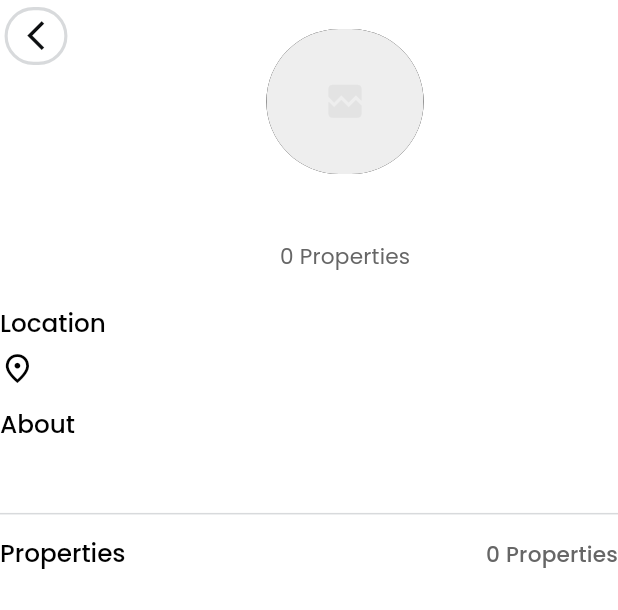
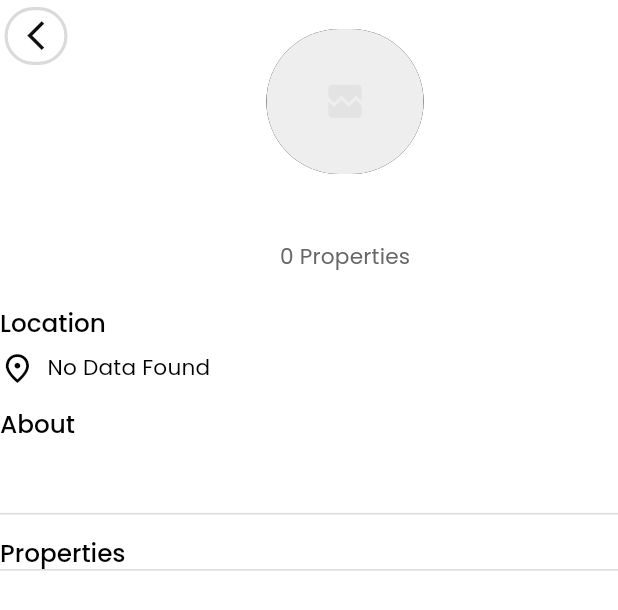
Before and after one commit to HusseinMohamed99/SystemPro, a Flutter app: the GetSourceProfileSuccess widget shown alone on an empty page, opened directly with empty values, on a phone screen of 412 x 824 dp. Shown: the top 610 px of the screen. Run offline on Flutter 3.47's test engine with Material 3 defaults, Android fonts, the phone set to English and light mode, and no system bars; our stand-ins replace bloc, cached_network_image, dio, firebase_core, flutter_animate, flutter_bloc and 13 more; accounts and stored records are empty; generated files the repository leaves out were written again; network calls fail.

Commit message:
refactor(CompanyProfile): improve widget structure and accessibility
- Remove unused PropertiesWidget and inline its functionality
- Enhance LocationWidget with semantics, tooltip, and overflow handling
- Reorganize GetSourceProfileSuccess layout for better readability
- Add documentation comments for better code understanding

```diff
--- a/lib/features/CompanyProfile/ui/widgets/get_source_profile_success.dart
+++ b/lib/features/CompanyProfile/ui/widgets/get_source_profile_success.dart
@@ -13,11 +13,10 @@ import 'package:system_pro/core/widgets/indicators/custom_loading_indicator.dart
 import 'package:system_pro/features/CompanyProfile/data/model/realestate_source.dart';
 import 'package:system_pro/features/CompanyProfile/ui/widgets/about_real_estate_widget.dart';
 import 'package:system_pro/features/CompanyProfile/ui/widgets/location_widget.dart';
-import 'package:system_pro/features/CompanyProfile/ui/widgets/properties_widget.dart';
 import 'package:system_pro/features/Home/data/model/realestate/listing.dart';
 import 'package:system_pro/features/Home/ui/real_estate_widget/real_estate_sliver_list.dart';
 
-/// Widget to display a source profile view for either a company or marketer
+/// Widget to display a source profile (either company or marketer)
 class GetSourceProfileSuccess extends StatelessWidget {
   const GetSourceProfileSuccess({
     super.key,
@@ -39,7 +38,7 @@ class GetSourceProfileSuccess extends StatelessWidget {
     return Column(
       crossAxisAlignment: CrossAxisAlignment.start,
       children: [
-        // Profile header
+        // 🟦 Profile Header Section
         Row(
           crossAxisAlignment: CrossAxisAlignment.start,
           mainAxisAlignment: MainAxisAlignment.center,
@@ -49,6 +48,7 @@ class GetSourceProfileSuccess extends StatelessWidget {
               child: Column(
                 children: [
                   verticalSpacing(kSpacingLarge),
+                  // Profile Picture Circle
                   Container(
                     width: 100.w,
                     height: 100.h,
@@ -60,13 +60,14 @@ class GetSourceProfileSuccess extends StatelessWidget {
                       borderRadius: BorderRadius.circular(320),
                       child: CustomCachedNetworkImageWidget(
                         imageURL: realEstateSource.pictureUrl ?? '',
-                        height: 32.h,
+                        height: 100.h,
                         width: 100.w,
                         fit: BoxFit.fill,
                       ),
                     ),
                   ),
                   verticalSpacing(kSpacingDefault),
+                  // Name Text
                   Text(
                     realEstateSource.name ?? '',
                     style: context.titleLarge?.copyWith(
@@ -74,6 +75,7 @@ class GetSourceProfileSuccess extends StatelessWidget {
                     ),
                   ),
                   verticalSpacing(kSpacingSmall),
+                  // Property count Text
                   Text(
                     '${realEstateSourceListings.length} ${context.localization.properties}',
                     style: context.titleMedium?.copyWith(
@@ -90,32 +92,39 @@ class GetSourceProfileSuccess extends StatelessWidget {
             ),
           ],
         ),
+
         verticalSpacing(kSpacingXLarge),
+        // 📍 Location Info
+        LocationWidget(location: realEstateSource.address ?? ''),
 
-        // Scrollable content including location, about, and listings
+        verticalSpacing(kSpacingDefault),
+
+        // 📄 About/Bio
+        AboutRealEstateWidget(description: realEstateSource.bio ?? ''),
+        verticalSpacing(kSpacingLarge),
+
+        // ─ Divider
+        const AdaptiveDivider(),
+        verticalSpacing(kSpacingDefault),
+
+        // 🏠 Properties Count
+        Text(
+          context.localization.properties,
+          style: context.titleLarge?.copyWith(
+            fontWeight: FontWeightHelper.medium,
+          ),
+        ),
+        const AdaptiveDivider(), verticalSpacing(kSpacingDefault),
+
+        // 🟦 Scrollable Profile Details Section
         Expanded(
           child: CustomScrollView(
             controller: scrollController,
             slivers: [
-              SliverToBoxAdapter(
-                child: LocationWidget(location: realEstateSource.address ?? ''),
-              ),
-              SliverToBoxAdapter(child: verticalSpacing(kSpacingDefault)),
-              SliverToBoxAdapter(
-                child: AboutRealEstateWidget(description: realEstateSource.bio ?? ''),
-              ),
-              SliverToBoxAdapter(child: verticalSpacing(kSpacingLarge)),
-              const SliverToBoxAdapter(child: AdaptiveDivider()),
-              SliverToBoxAdapter(child: verticalSpacing(kSpacingDefault)),
-              SliverToBoxAdapter(
-                child: PropertiesWidget(
-                  propertyLength: realEstateSourceListings.length.toString(),
-                ),
-              ),
-              SliverToBoxAdapter(child: verticalSpacing(kSpacingDefault)),
+              // 🏘 Real Estate Listings
               RealEstateSliverList(listings: realEstateSourceListings),
 
-              // Loading indicator when fetching more results
+              // 🔄 Loader if loading more items
               if (isLoadingMore)
                 SliverToBoxAdapter(
                   child: Center(
--- a/lib/features/CompanyProfile/ui/widgets/location_widget.dart
+++ b/lib/features/CompanyProfile/ui/widgets/location_widget.dart
@@ -7,14 +7,23 @@ import 'package:system_pro/core/helpers/responsive/spacing.dart';
 import 'package:system_pro/core/theming/colorsManager/color_manager.dart';
 import 'package:system_pro/core/theming/styleManager/font_weight.dart';
 
+/// A widget that displays the location of a real estate source
+/// (either a company or marketer) with localization and adaptive theming.
+/// Includes an icon, label, and the address string.
 class LocationWidget extends StatelessWidget {
   const LocationWidget({super.key, required this.location});
+
+  /// The location string to be displayed.
   final String location;
+
   @override
   Widget build(BuildContext context) {
-    return Column(
+    return Semantics(
+      label: '${context.localization.location}: $location',
+      child: Column(
         crossAxisAlignment: CrossAxisAlignment.start,
         children: [
+          // Location title (e.g., "Location")
           Text(
             context.localization.location,
             style: context.titleLarge?.copyWith(
@@ -22,9 +31,15 @@ class LocationWidget extends StatelessWidget {
             ),
           ),
           verticalSpacing(kSpacingSmall),
+
+          // Row containing icon and location text
           Row(
+            crossAxisAlignment: CrossAxisAlignment.start,
             children: [
-            Icon(
+              // Location icon with tooltip
+              Tooltip(
+                message: context.localization.location,
+                child: Icon(
                   Icons.place_outlined,
                   color: AdaptiveColor.adaptiveColor(
                     context: context,
@@ -33,15 +48,26 @@ class LocationWidget extends StatelessWidget {
                   ),
                   size: kIconSizeDefault.sp,
                 ),
-            Text(
-              location,
+              ),
+              horizontalSpacing (kSpacingSmall ),
+
+              // Location text with overflow handling
+              Flexible(
+                child: Text(
+                  location.isEmpty
+                      ? context.localization.no_data_found
+                      : location,
                   style: context.titleMedium?.copyWith(
                     fontWeight: FontWeightHelper.regular,
+                  ),
+                  maxLines: 2,
+                  overflow: TextOverflow.ellipsis,
                 ),
               ),
             ],
           ),
         ],
+      ),
     );
   }
 }
--- a/lib/features/CompanyProfile/ui/widgets/properties_widget.dart
+++ /dev/null
@@ -1,38 +0,0 @@
-import 'package:flutter/material.dart';
-import 'package:system_pro/core/helpers/dimensions/dimensions.dart';
-import 'package:system_pro/core/helpers/extensions/localization_extension.dart';
-import 'package:system_pro/core/helpers/extensions/theming_extension.dart';
-import 'package:system_pro/core/helpers/responsive/spacing.dart';
-import 'package:system_pro/core/theming/colorsManager/color_manager.dart';
-import 'package:system_pro/core/theming/styleManager/font_weight.dart';
-
-class PropertiesWidget extends StatelessWidget {
-  const PropertiesWidget({super.key, required this.propertyLength});
-  final String propertyLength;
-  @override
-  Widget build(BuildContext context) {
-    return Row(
-      mainAxisAlignment: MainAxisAlignment.spaceBetween,
-      children: [
-        Text(
-          context.localization.properties,
-          style: context.titleLarge?.copyWith(
-            fontWeight: FontWeightHelper.medium,
-          ),
-        ),
-        verticalSpacing(kSpacingLarge),
-        Text(
-          '$propertyLength ${context.localization.properties}',
-          style: context.titleMedium?.copyWith(
-            color: AdaptiveColor.adaptiveColor(
-              context: context,
-              lightColor: ColorManager.softGray,
-              darkColor: ColorManager.hintGrey,
-            ),
-            fontWeight: FontWeightHelper.medium,
-          ),
-        ),
-      ],
-    );
-  }
-}
--- a/lib/features/Home/ui/main_widgets/active_bottom_nav_item.dart
+++ b/lib/features/Home/ui/main_widgets/active_bottom_nav_item.dart
@@ -30,7 +30,6 @@ class BottomNavItemActive extends StatelessWidget {
           SvgPicture.asset(
             icon,
             colorFilter: ColorFilter.mode(activeColor, BlendMode.srcIn),
-            // Optional: semanticsLabel: title,
           ),
           Text(title, style: context.titleSmall?.copyWith(color: activeColor)),
         ],
```
Also changed, not shown: lib/features/Home/data/model/navBar/bottom_navigation_bar_model.dart (+7 -15 lines), lib/features/Home/ui/main_view.dart (+10 -9 lines), lib/features/Home/ui/main_widgets/main_view_body.dart (+11 -12 lines), lib/features/CompanyProfile/ui/source_profile_view.dart (indentation only). Lines whose indentation alone changed are shown as unchanged.
